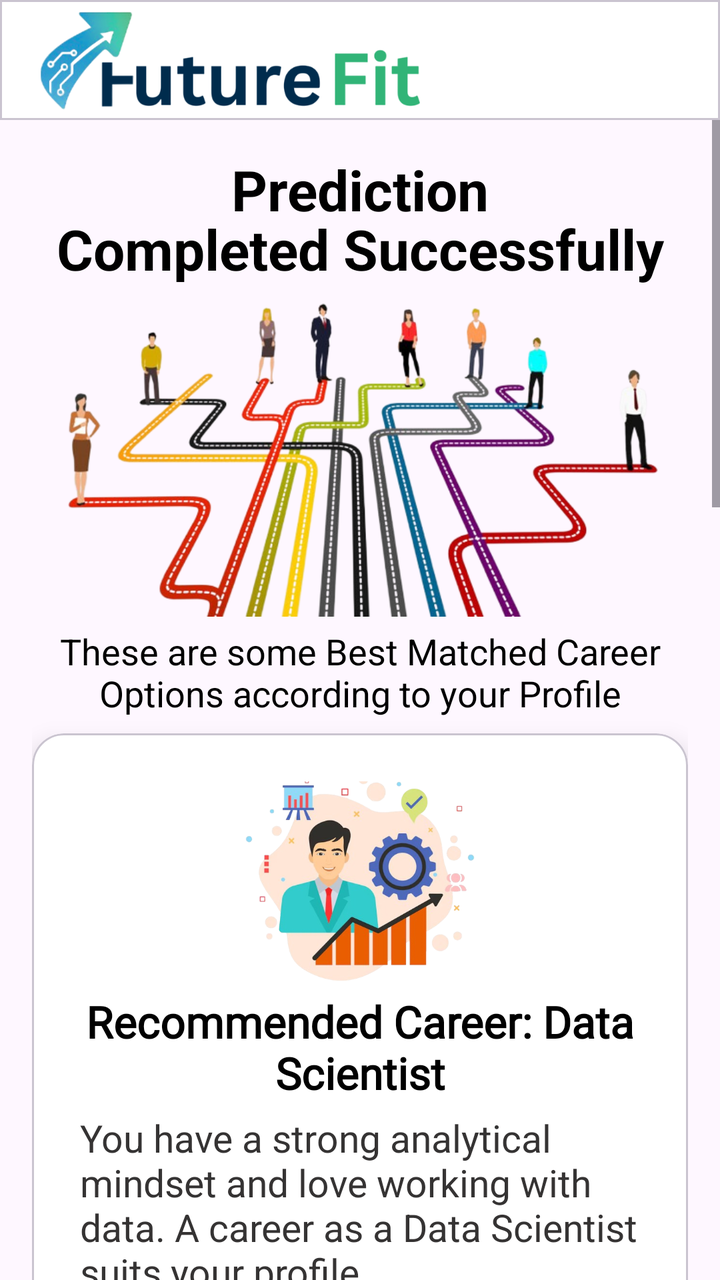
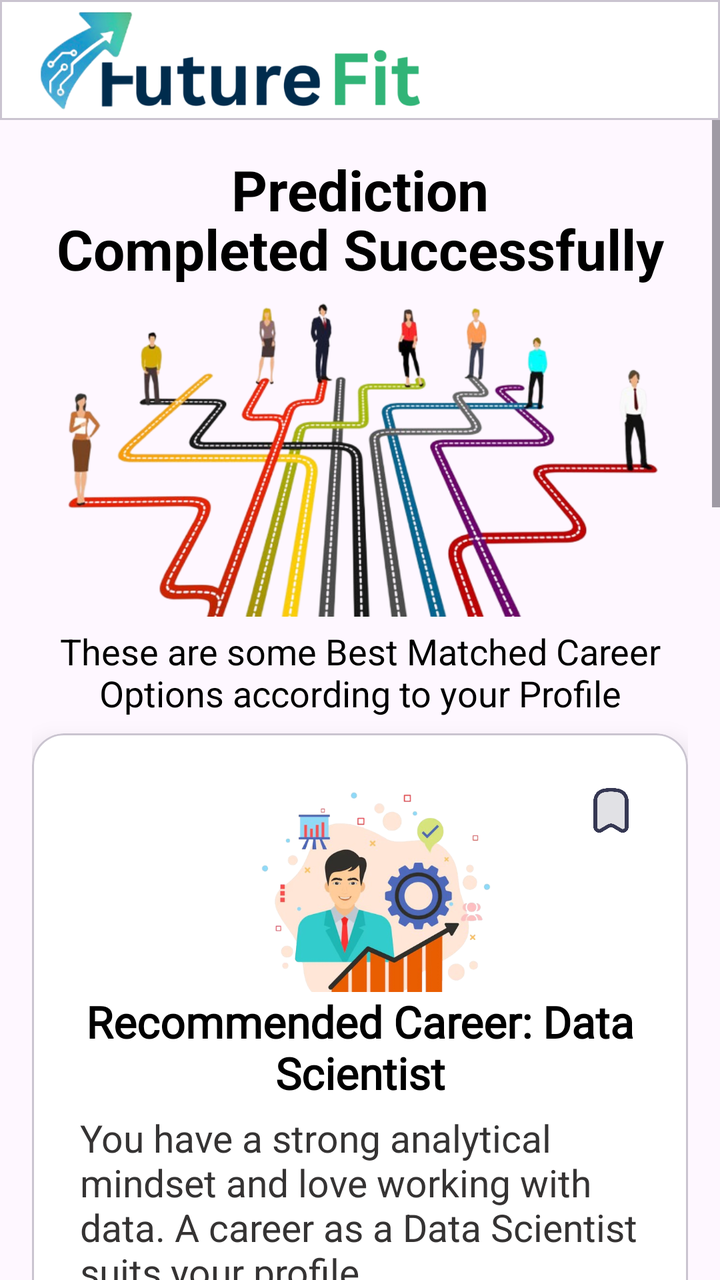

Two renders of the same Android screen: before a commit and after it. Below are the layout's source before the change and the commit's diff.
<!-- AndroidManifest.xml: application theme Theme.FutureFit -->
<!-- res/layout/activity_predicition_result.xml -->
<?xml version="1.0" encoding="utf-8"?>
<LinearLayout xmlns:android="http://schemas.android.com/apk/res/android"
    xmlns:app="http://schemas.android.com/apk/res-auto"
    xmlns:tools="http://schemas.android.com/tools"
    android:id="@+id/main"
    android:orientation="vertical"
    android:layout_width="match_parent"
    android:layout_height="match_parent"
    tools:context=".Prediction.PredicitionResult">

    <com.google.android.material.card.MaterialCardView
        android:layout_width="match_parent"
        android:layout_height="60dp"
        app:cardBackgroundColor="@color/white"
        app:cardCornerRadius="0dp"
        >

        <com.google.android.material.imageview.ShapeableImageView
            android:layout_width="200dp"
            android:layout_height="match_parent"
            android:src="@drawable/finallogo2"
            android:layout_marginLeft="15dp"/>
    </com.google.android.material.card.MaterialCardView>

    <ScrollView
        android:layout_width="match_parent"
        android:layout_height="match_parent">

        <LinearLayout
            android:id="@+id/cardContainer"
            android:orientation="vertical"
            android:layout_width="match_parent"
            android:layout_height="wrap_content"
            android:padding="16dp"
            android:gravity="center_horizontal">



            <TextView
                android:layout_width="match_parent"
                android:layout_height="wrap_content"
                android:text="Prediction"
                android:textStyle="bold"
                android:textSize="28sp"
                android:textColor="@color/black"
                android:gravity="center"
                android:layout_marginBottom="-8dp"/>
            <TextView
                android:layout_width="match_parent"
                android:layout_height="wrap_content"
                android:text="Completed Successfully"
                android:textStyle="bold"
                android:textSize="28sp"
                android:textColor="@color/black"
                android:gravity="center"
                android:layout_marginBottom="5dp"/>

            <ImageView
                android:layout_width="wrap_content"
                android:layout_height="180dp"
                android:layout_gravity="center_horizontal"
                android:contentDescription="Career Icon"
                android:src="@drawable/career2"
                android:layout_marginTop="-20dp"
                />
            <TextView
                android:layout_width="match_parent"
                android:layout_height="wrap_content"
                android:text="These are some Best Matched Career Options according to your Profile"
                android:textColor="@color/black"
                android:textSize="18dp"
                android:layout_marginTop="5dp"
                android:gravity="center"/>

            
            <com.google.android.material.card.MaterialCardView
                android:id="@+id/card1"
                android:layout_width="match_parent"
                android:layout_height="wrap_content"
                android:backgroundTint="@color/white"
                android:layout_marginTop="8dp"
                app:cardCornerRadius="16dp"
                app:cardElevation="8dp">

                <LinearLayout
                    android:layout_width="match_parent"
                    android:layout_height="wrap_content"
                    android:orientation="vertical"
                    android:padding="24dp">

                    <ImageView
                        android:id="@+id/careerIcon"
                        android:layout_width="120dp"
                        android:layout_height="120dp"
                        android:layout_marginTop="-15dp"
                        android:layout_gravity="center_horizontal"
                        android:contentDescription="Career Icon"
                        android:src="@drawable/career3"

                        />

                    <TextView
                        android:id="@+id/careerName1"
                        android:layout_width="match_parent"
                        android:layout_height="wrap_content"
                        android:gravity="center"
                        android:fontFamily="@font/monda"
                        android:layout_gravity="center_horizontal"
                        android:layout_marginTop="0dp"
                        android:text="Recommended Career: Data Scientist"
                        android:textColor="@color/black"
                        android:textSize="22sp"
                        android:textStyle="bold" />

                    <TextView
                        android:id="@+id/reason1"
                        android:layout_width="match_parent"
                        android:layout_height="wrap_content"
                        android:layout_marginTop="5dp"
                        android:text="You have a strong analytical mindset and love working with data. A career as a Data Scientist suits your profile."
                        android:textColor="@color/textcolor"
                        android:textSize="19sp" />

                    <TextView
                        android:id="@+id/tvMatchPercentLabel"
                        android:layout_width="wrap_content"
                        android:layout_height="wrap_content"
                        android:layout_marginTop="16dp"
                        android:textSize="16dp"
                        android:text="Match Percentage:"
                        android:textColor="@color/black"
                        />

                    <LinearLayout
                        android:layout_width="match_parent"
                        android:layout_height="wrap_content"
                        android:layout_marginTop="4dp"
                        android:gravity="center_vertical"
                        android:orientation="horizontal">

                        <ProgressBar
                            android:id="@+id/progressMatch"
                            style="?android:attr/progressBarStyleHorizontal"
                            android:layout_width="0dp"
                            android:layout_height="10dp"
                            android:layout_weight="1"
                            android:backgroundTint="@color/light_gray"
                            android:max="100"
                            android:progress="85"
                            android:progressTint="@color/primary" />

                        <TextView
                            android:id="@+id/match1"
                            android:layout_width="wrap_content"
                            android:layout_height="wrap_content"
                            android:layout_marginStart="8dp"
                            android:text="85%"
                            android:textSize="16dp"
                            android:textColor="@color/primary"
                            android:textStyle="bold" />
                    </LinearLayout>

                    
                    <LinearLayout
                        android:layout_width="match_parent"
                        android:layout_height="wrap_content"
                        android:layout_marginTop="10dp"
                        android:gravity="center"
                        android:orientation="horizontal"
                       >

                        <com.google.android.material.button.MaterialButton
                            android:id="@+id/courses1"
                            android:layout_width="0dp"
                            android:layout_height="wrap_content"
                            android:layout_marginEnd="8dp"
                            android:layout_weight="1"
                            android:backgroundTint="@color/primary"
                            android:text="Courses"
                            android:textSize="16dp"
                            android:textColor="@color/white" />

                        <com.google.android.material.button.MaterialButton
                            android:id="@+id/skills1"
                            android:layout_width="0dp"
                            android:layout_height="wrap_content"
                            android:layout_marginStart="8dp"
                            android:layout_weight="1"
                            android:textSize="16dp"
                            android:backgroundTint="@color/secondary"
                            android:text="Skills to learn"
                            android:textColor="@color/white" />
                    </LinearLayout>
                </LinearLayout>


            </com.google.android.material.card.MaterialCardView>




            
            <com.google.android.material.card.MaterialCardView
                android:id="@+id/card2"
                android:layout_width="match_parent"
                android:layout_height="wrap_content"
                android:backgroundTint="@color/white"
                app:cardCornerRadius="16dp"
                android:layout_marginTop="8dp"
                app:cardElevation="8dp">

                <LinearLayout
                    android:layout_width="match_parent"
                    android:layout_height="wrap_content"
                    android:orientation="vertical"
                    android:padding="24dp">

                    <ImageView
                        android:layout_width="120dp"
                        android:layout_height="120dp"
                        android:layout_gravity="center_horizontal"
                        android:contentDescription="Career Icon"
                        android:src="@drawable/career4"
                        android:layout_marginTop="-10dp"

                        />

                    <TextView
                        android:id="@+id/careerName2"
                        android:layout_width="match_parent"
                        android:layout_height="wrap_content"
                        android:gravity="center"
                        android:fontFamily="@font/monda"
                        android:layout_gravity="center_horizontal"

                        android:text="Recommended Career: Data Scientist"
                        android:textColor="@color/black"
                        android:textSize="22sp"
                        android:textStyle="bold" />

                    <TextView
                        android:id="@+id/reason2"
                        android:layout_width="match_parent"
                        android:layout_height="wrap_content"
                        android:layout_marginTop="8dp"
                        android:text="You have a strong analytical mindset and love working with data. A career as a Data Scientist suits your profile."
                        android:textColor="@color/textcolor"
                        android:textSize="19sp" />

                    <TextView
                        android:layout_width="wrap_content"
                        android:layout_height="wrap_content"
                        android:layout_marginTop="16dp"
                        android:textSize="16dp"
                        android:text="Match Percentage:"
                        android:textColor="@color/black"
                        />

                    <LinearLayout
                        android:layout_width="match_parent"
                        android:layout_height="wrap_content"
                        android:layout_marginTop="4dp"
                        android:gravity="center_vertical"
                        android:orientation="horizontal">

                        <ProgressBar
                            android:id="@+id/progressMatch2"
                            style="?android:attr/progressBarStyleHorizontal"
                            android:layout_width="0dp"
                            android:layout_height="10dp"
                            android:layout_weight="1"
                            android:backgroundTint="@color/light_gray"
                            android:max="100"
                            android:progress="85"
                            android:progressTint="@color/primary" />

                        <TextView
                            android:id="@+id/match2"
                            android:layout_width="wrap_content"
                            android:layout_height="wrap_content"
                            android:layout_marginStart="8dp"
                            android:text="85%"
                            android:textSize="16dp"
                            android:textColor="@color/primary"
                            android:textStyle="bold" />
                    </LinearLayout>

                    
                    <LinearLayout
                        android:layout_width="match_parent"
                        android:layout_height="wrap_content"
                        android:layout_marginTop="10dp"
                        android:gravity="center"
                        android:orientation="horizontal"
                        >

                        <com.google.android.material.button.MaterialButton
                            android:id="@+id/courses2"
                            android:layout_width="0dp"
                            android:layout_height="wrap_content"
                            android:layout_marginEnd="8dp"
                            android:layout_weight="1"
                            android:backgroundTint="@color/primary"
                            android:text="Courses"
                            android:textSize="16dp"
                            android:textColor="@color/white" />

                        <com.google.android.material.button.MaterialButton
                            android:id="@+id/skills2"
                            android:layout_width="0dp"
                            android:layout_height="wrap_content"
                            android:layout_marginStart="8dp"
                            android:layout_weight="1"
                            android:textSize="16dp"
                            android:backgroundTint="@color/secondary"
                            android:text="Skills to learn"
                            android:textColor="@color/white" />
                    </LinearLayout>
                </LinearLayout>


            </com.google.android.material.card.MaterialCardView>




            
            <com.google.android.material.card.MaterialCardView
                android:id="@+id/card3"
                android:layout_width="match_parent"
                android:layout_height="wrap_content"
                android:backgroundTint="@color/white"
                app:cardCornerRadius="16dp"
                android:layout_marginTop="8dp"
                app:cardElevation="8dp">

                <LinearLayout
                    android:layout_width="match_parent"
                    android:layout_height="wrap_content"
                    android:orientation="vertical"
                    android:padding="24dp">

                    <ImageView
                        android:layout_width="120dp"
                        android:layout_height="120dp"
                        android:layout_gravity="center_horizontal"
                        android:contentDescription="Career Icon"
                        android:src="@drawable/career5"
                        android:layout_marginTop="-10dp"

                        />

                    <TextView
                        android:id="@+id/careerName3"
                        android:layout_width="match_parent"
                        android:layout_height="wrap_content"
                        android:gravity="center"
                        android:fontFamily="@font/monda"
                        android:layout_gravity="center_horizontal"
                        android:layout_marginTop="5dp"
                        android:text="Recommended Career: Data Scientist"
                        android:textColor="@color/black"
                        android:textSize="22sp"
                        android:textStyle="bold" />

                    <TextView
                        android:id="@+id/reason3"
                        android:layout_width="match_parent"
                        android:layout_height="wrap_content"
                        android:layout_marginTop="10dp"
                        android:text="You have a strong analytical mindset and love working with data. A career as a Data Scientist suits your profile."
                        android:textColor="@color/textcolor"
                        android:textSize="19sp" />

                    <TextView
                        android:layout_width="wrap_content"
                        android:layout_height="wrap_content"
                        android:layout_marginTop="16dp"
                        android:textSize="16dp"
                        android:text="Match Percentage:"
                        android:textColor="@color/black"
                        />

                    <LinearLayout
                        android:layout_width="match_parent"
                        android:layout_height="wrap_content"
                        android:layout_marginTop="4dp"
                        android:gravity="center_vertical"
                        android:orientation="horizontal">

                        <ProgressBar
                            android:id="@+id/progressMatch3"
                            style="?android:attr/progressBarStyleHorizontal"
                            android:layout_width="0dp"
                            android:layout_height="10dp"
                            android:layout_weight="1"
                            android:backgroundTint="@color/light_gray"
                            android:max="100"
                            android:progress="85"
                            android:progressTint="@color/primary" />

                        <TextView
                            android:id="@+id/match3"
                            android:layout_width="wrap_content"
                            android:layout_height="wrap_content"
                            android:layout_marginStart="8dp"
                            android:text="85%"
                            android:textSize="16dp"
                            android:textColor="@color/primary"
                            android:textStyle="bold" />
                    </LinearLayout>

                    
                    <LinearLayout
                        android:layout_width="match_parent"
                        android:layout_height="wrap_content"
                        android:layout_marginTop="10dp"
                        android:gravity="center"
                        android:orientation="horizontal"
                        >

                        <com.google.android.material.button.MaterialButton
                            android:id="@+id/courses3"
                            android:layout_width="0dp"
                            android:layout_height="wrap_content"
                            android:layout_marginEnd="8dp"
                            android:layout_weight="1"
                            android:backgroundTint="@color/primary"
                            android:text="Courses"
                            android:textSize="16dp"
                            android:textColor="@color/white" />

                        <com.google.android.material.button.MaterialButton
                            android:id="@+id/skills3"
                            android:layout_width="0dp"
                            android:layout_height="wrap_content"
                            android:layout_marginStart="8dp"
                            android:layout_weight="1"
                            android:textSize="16dp"
                            android:backgroundTint="@color/secondary"
                            android:text="Skills to learn"
                            android:textColor="@color/white" />
                    </LinearLayout>
                </LinearLayout>


            </com.google.android.material.card.MaterialCardView>


            <com.google.android.material.button.MaterialButton
                android:id="@+id/backhome"
                android:layout_width="match_parent"
                android:layout_height="50dp"
                android:layout_marginTop="5dp"
                android:backgroundTint="#E7AF23"
                android:text="Back To Home"
                android:textSize="22dp"/>
        </LinearLayout>


    </ScrollView>


    </LinearLayout>
<!-- resources referenced by this layout -->
<resources>
  <color name="black">#FF000000</color>
  <color name="light_gray">#DDDDDD</color>
  <color name="primary">#3F51B5</color>
  <color name="secondary">#009688</color>
  <color name="textcolor">#353333</color>
  <color name="white">#FFFFFFFF</color>
  <!-- drawable career2: png bitmap (drawable, 223815 bytes) -->
  <!-- drawable career3: png bitmap (drawable, 201713 bytes) -->
  <!-- drawable career4: png bitmap (drawable, 141549 bytes) -->
  <!-- drawable career5: png bitmap (drawable, 53343 bytes) -->
  <!-- drawable finallogo2: png bitmap (drawable, 57293 bytes) -->
  <style name="Theme.FutureFit" parent="Base.Theme.FutureFit" />
  <style name="Base.Theme.FutureFit" parent="Theme.Material3.DayNight.NoActionBar">
          
          
      </style>
</resources>

<!-- the commit's change to res/layout/activity_predicition_result.xml (unified diff, before → after) -->
@@ -88,16 +88,32 @@
                     android:orientation="vertical"
                     android:padding="24dp">
 
+                <LinearLayout
+                    android:layout_width="match_parent"
+                    android:layout_height="wrap_content"
+                    android:orientation="horizontal">
                     <ImageView
                         android:id="@+id/careerIcon"
                         android:layout_width="120dp"
                         android:layout_height="120dp"
                         android:layout_marginTop="-15dp"
+                        android:layout_marginLeft="45dp"
+                        android:layout_weight="1"
                         android:layout_gravity="center_horizontal"
                         android:contentDescription="Career Icon"
                         android:src="@drawable/career3"
-
-                        />
+                        />
+                    <ImageView
+                        android:id="@+id/save1"
+                        android:layout_width="29dp"
+                        android:layout_height="29dp"
+                        android:layout_gravity="center_horizontal"
+                        android:contentDescription="Career Icon"
+                        android:src="@drawable/save"
+                        android:layout_marginTop="-10dp"
+                        />
+
+                </LinearLayout>
 
                     <TextView
                         android:id="@+id/careerName1"
@@ -190,6 +206,7 @@
                             android:backgroundTint="@color/secondary"
                             android:text="Skills to learn"
                             android:textColor="@color/white" />
+
                     </LinearLayout>
                 </LinearLayout>
 
@@ -215,15 +232,32 @@
                     android:orientation="vertical"
                     android:padding="24dp">
 
+                    <LinearLayout
+                        android:layout_width="match_parent"
+                        android:layout_height="wrap_content"
+                        android:orientation="horizontal">
                     <ImageView
                         android:layout_width="120dp"
                         android:layout_height="120dp"
+                        android:layout_marginLeft="100dp"
                         android:layout_gravity="center_horizontal"
                         android:contentDescription="Career Icon"
                         android:src="@drawable/career4"
                         android:layout_marginTop="-10dp"
-
-                        />
+                        />
+                        <ImageView
+                            android:id="@+id/save2"
+                            android:layout_width="29dp"
+                            android:layout_height="29dp"
+                            android:layout_marginLeft="80dp"
+                            android:layout_gravity="center_horizontal"
+                            android:contentDescription="Career Icon"
+                            android:src="@drawable/save"
+                            android:layout_marginTop="-10dp"
+                            />
+
+                    </LinearLayout>
+
 
                     <TextView
                         android:id="@+id/careerName2"
@@ -340,15 +374,32 @@
                     android:orientation="vertical"
                     android:padding="24dp">
 
+                <LinearLayout
+                    android:layout_width="match_parent"
+                    android:layout_height="wrap_content"
+                    android:orientation="horizontal">
+
                     <ImageView
                         android:layout_width="120dp"
                         android:layout_height="120dp"
                         android:layout_gravity="center_horizontal"
                         android:contentDescription="Career Icon"
                         android:src="@drawable/career5"
+                        android:layout_marginLeft="100dp"
                         android:layout_marginTop="-10dp"
-
-                        />
+                        />
+                    <ImageView
+                        android:id="@+id/save3"
+                        android:layout_width="29dp"
+                        android:layout_height="29dp"
+                        android:layout_marginLeft="80dp"
+                        android:layout_gravity="center_horizontal"
+                        android:contentDescription="Career Icon"
+                        android:src="@drawable/save"
+                        android:layout_marginTop="-10dp"
+                        />
+
+                </LinearLayout>
 
                     <TextView
                         android:id="@+id/careerName3"
<!-- resource entries referenced after the edit -->
@@ -11,6 +11,7 @@
   <!-- drawable career4: png bitmap (drawable, 141549 bytes) -->
   <!-- drawable career5: png bitmap (drawable, 53343 bytes) -->
   <!-- drawable finallogo2: png bitmap (drawable, 57293 bytes) -->
+  <!-- drawable save: png bitmap (drawable, 11443 bytes) -->
   <style name="Theme.FutureFit" parent="Base.Theme.FutureFit" />
   <style name="Base.Theme.FutureFit" parent="Theme.Material3.DayNight.NoActionBar">
           
